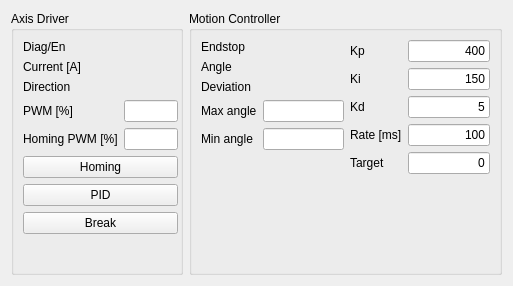
ivantaran/myrotator-gui, file ui/StateWidget.ui: the form before one commit.
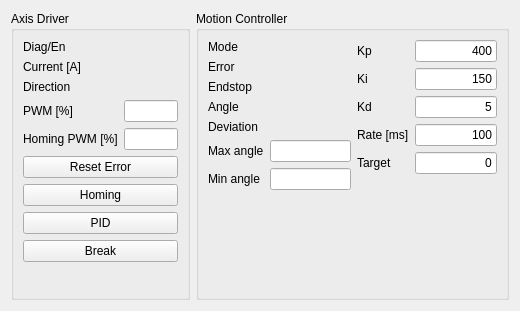
The form after the commit.

Diff of the .ui file:
```diff
--- a/ui/StateWidget.ui
+++ b/ui/StateWidget.ui
@@ -6,8 +6,8 @@
    <rect>
     <x>0</x>
     <y>0</y>
-    <width>513</width>
-    <height>286</height>
+    <width>520</width>
+    <height>311</height>
    </rect>
   </property>
   <property name="windowTitle">
@@ -20,9 +20,6 @@
       <string>Axis Driver</string>
      </property>
      <layout class="QFormLayout" name="formLayout">
-      <property name="rightMargin">
-       <number>2</number>
-      </property>
       <item row="0" column="0">
        <widget class="QLabel" name="labelDiag">
         <property name="text">
@@ -112,6 +109,13 @@
        </widget>
       </item>
       <item row="5" column="0" colspan="2">
+       <widget class="QPushButton" name="buttonResetError">
+        <property name="text">
+         <string>Reset Error</string>
+        </property>
+       </widget>
+      </item>
+      <item row="6" column="0" colspan="2">
        <widget class="QPushButton" name="buttonHoming">
         <property name="text">
          <string>Homing</string>
@@ -119,19 +123,19 @@
        </widget>
       </item>
       <item row="7" column="0" colspan="2">
-       <widget class="QPushButton" name="buttonMotionBrake">
-        <property name="text">
-         <string>Break</string>
-        </property>
-       </widget>
-      </item>
-      <item row="6" column="0" colspan="2">
        <widget class="QPushButton" name="buttonPid">
         <property name="text">
          <string>PID</string>
         </property>
        </widget>
       </item>
+      <item row="8" column="0" colspan="2">
+       <widget class="QPushButton" name="buttonMotionBrake">
+        <property name="text">
+         <string>Break</string>
+        </property>
+       </widget>
+      </item>
      </layout>
     </widget>
    </item>
@@ -143,56 +147,56 @@
      <layout class="QHBoxLayout" name="horizontalLayout">
       <item>
        <layout class="QFormLayout" name="formLayout_3">
-        <item row="0" column="0">
+        <item row="2" column="0">
          <widget class="QLabel" name="labelEndstop">
           <property name="text">
            <string>Endstop</string>
           </property>
          </widget>
         </item>
-        <item row="0" column="1">
+        <item row="2" column="1">
          <widget class="QLabel" name="labelEndstopValue">
           <property name="text">
            <string/>
           </property>
          </widget>
         </item>
-        <item row="1" column="0">
+        <item row="3" column="0">
          <widget class="QLabel" name="labelAngle">
           <property name="text">
            <string>Angle</string>
           </property>
          </widget>
         </item>
-        <item row="1" column="1">
+        <item row="3" column="1">
          <widget class="QLabel" name="labelAngleValue">
           <property name="text">
            <string/>
           </property>
          </widget>
         </item>
-        <item row="2" column="0">
+        <item row="4" column="0">
          <widget class="QLabel" name="labelDeviation">
           <property name="text">
            <string>Deviation</string>
           </property>
          </widget>
         </item>
-        <item row="2" column="1">
+        <item row="4" column="1">
          <widget class="QLabel" name="labelDeviationValue">
           <property name="text">
            <string/>
           </property>
          </widget>
         </item>
-        <item row="3" column="0">
+        <item row="5" column="0">
          <widget class="QLabel" name="labelAngleMax">
           <property name="text">
            <string>Max angle</string>
           </property>
          </widget>
         </item>
-        <item row="3" column="1">
+        <item row="5" column="1">
          <widget class="QLineEdit" name="leAngleMax">
           <property name="sizePolicy">
            <sizepolicy hsizetype="Preferred" vsizetype="Preferred">
@@ -211,14 +215,14 @@
           </property>
          </widget>
         </item>
-        <item row="4" column="0">
+        <item row="6" column="0">
          <widget class="QLabel" name="labelAngleMin">
           <property name="text">
            <string>Min angle</string>
           </property>
          </widget>
         </item>
-        <item row="4" column="1">
+        <item row="6" column="1">
          <widget class="QLineEdit" name="leAngleMin">
           <property name="sizePolicy">
            <sizepolicy hsizetype="Preferred" vsizetype="Preferred">
@@ -237,6 +241,34 @@
           </property>
          </widget>
         </item>
+        <item row="1" column="0">
+         <widget class="QLabel" name="labelError">
+          <property name="text">
+           <string>Error</string>
+          </property>
+         </widget>
+        </item>
+        <item row="1" column="1">
+         <widget class="QLabel" name="labelErrorValue">
+          <property name="text">
+           <string/>
+          </property>
+         </widget>
+        </item>
+        <item row="0" column="0">
+         <widget class="QLabel" name="labelMode">
+          <property name="text">
+           <string>Mode</string>
+          </property>
+         </widget>
+        </item>
+        <item row="0" column="1">
+         <widget class="QLabel" name="labelModeValue">
+          <property name="text">
+           <string/>
+          </property>
+         </widget>
+        </item>
        </layout>
       </item>
       <item>
```
Left out of the diff: 14 changed lines with no effect on the pictures.
